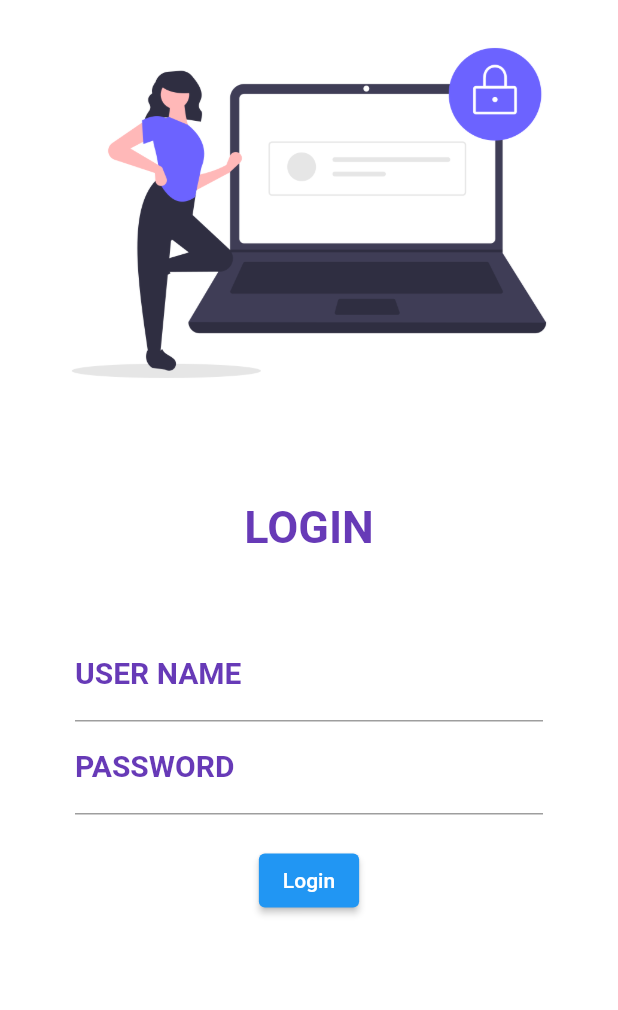
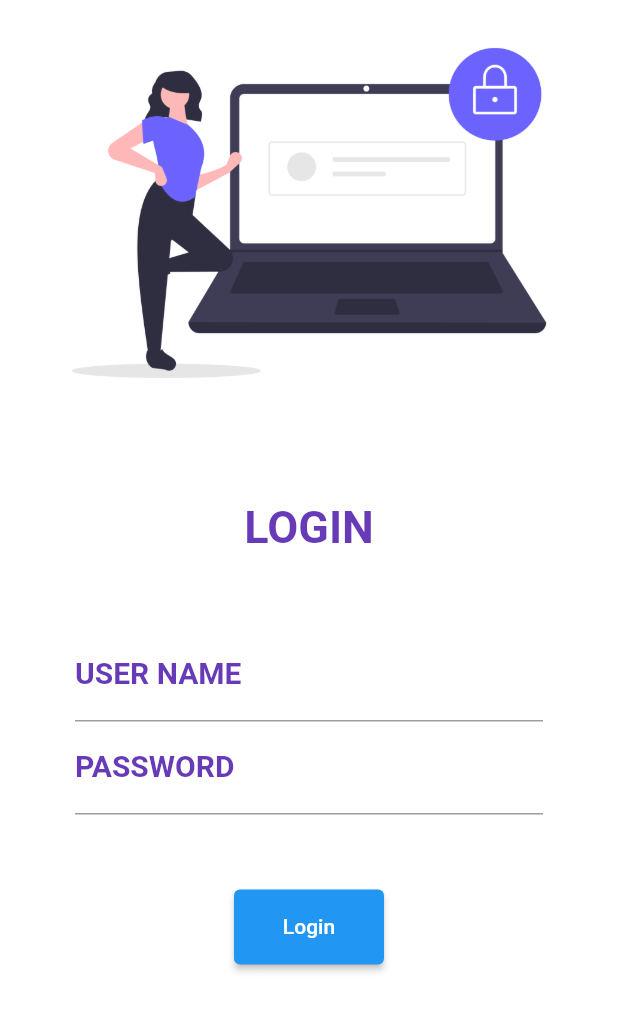
Before and after one commit to Sageyuva/1stflutterrepo, a Flutter app: what loginpage() shows on an empty page, opened directly, after a tap on "Login", on a phone screen of 412 x 824 dp. Shown: the top 1010 px of the screen. Run offline on Flutter 3.47's test engine with Material 2 defaults, Android fonts, the phone set to English and light mode, and no system bars; our stand-ins replace google_fonts, matcher; missing offline and left inert: dart:ffi.

Commit message:
day7 complete

```diff
--- a/lib/app.dart
+++ b/lib/app.dart
@@ -2,6 +2,7 @@ import 'dart:ffi';
 import 'package:flutter/material.dart';
 import 'package:flutter_application_1/pages/home.dart';
 import 'package:flutter_application_1/pages/loginpage.dart';
+import 'package:flutter_application_1/utils/routes.dart';
 import 'package:google_fonts/google_fonts.dart';
 
 void main(List<String> args) {
@@ -21,7 +22,8 @@ class myapp extends StatelessWidget {
       primarySwatch: Colors.deepPurple),
     routes: {
       "/":(context)=>loginpage(),
-      "/login":(context) => homepage(),
+      MyRoutes.homeroute:(context) => homepage(),
+      MyRoutes.loginroute:(context)=>loginpage(),
     },
     );
   }
--- a/lib/pages/home.dart
+++ b/lib/pages/home.dart
@@ -1,4 +1,5 @@
 import 'package:flutter/material.dart';
+import 'package:flutter_application_1/utils/routes.dart';
 
 
 class homepage extends StatelessWidget {
--- a/lib/pages/loginpage.dart
+++ b/lib/pages/loginpage.dart
@@ -2,6 +2,7 @@ import 'package:flutter/material.dart';
 import 'package:flutter/src/widgets/framework.dart';
 import 'package:flutter/src/foundation/key.dart';
 import 'package:matcher/matcher.dart';
+import 'package:flutter_application_1/utils/routes.dart';
 import 'package:google_fonts/google_fonts.dart';
 
 class loginpage extends StatelessWidget {
@@ -11,7 +12,8 @@ class loginpage extends StatelessWidget {
   Widget build(BuildContext context) {
     return Material(
       color: Colors.white,
-      child: Column(
+      child: SingleChildScrollView(
+        child: Column(
         children: [
           Image.asset("assets/images/login_image.png"),
           SizedBox(
@@ -52,14 +54,16 @@ class loginpage extends StatelessWidget {
             ),
           ),
           SizedBox(
-            height: 20.0,
+            height: 50.0,
           ),
 
           ElevatedButton(
             child: Text("Login"),
-            style: TextButton.styleFrom(),
+            style: TextButton.styleFrom(
+              minimumSize: Size(100,50)
+            ),
             onPressed: (){
-              print("HELLO YUVARAJ");
+              Navigator.pushNamed(context, MyRoutes.homeroute);
             }, ),
 
 
@@ -68,6 +72,7 @@ class loginpage extends StatelessWidget {
           )
         ],
       ),
+      ),
     );
   }
 }
--- /dev/null
+++ b/lib/utils/routes.dart
@@ -0,0 +1,4 @@
+class MyRoutes{
+  static String loginroute = "/login";
+  static String homeroute = "/home";
+}
```
